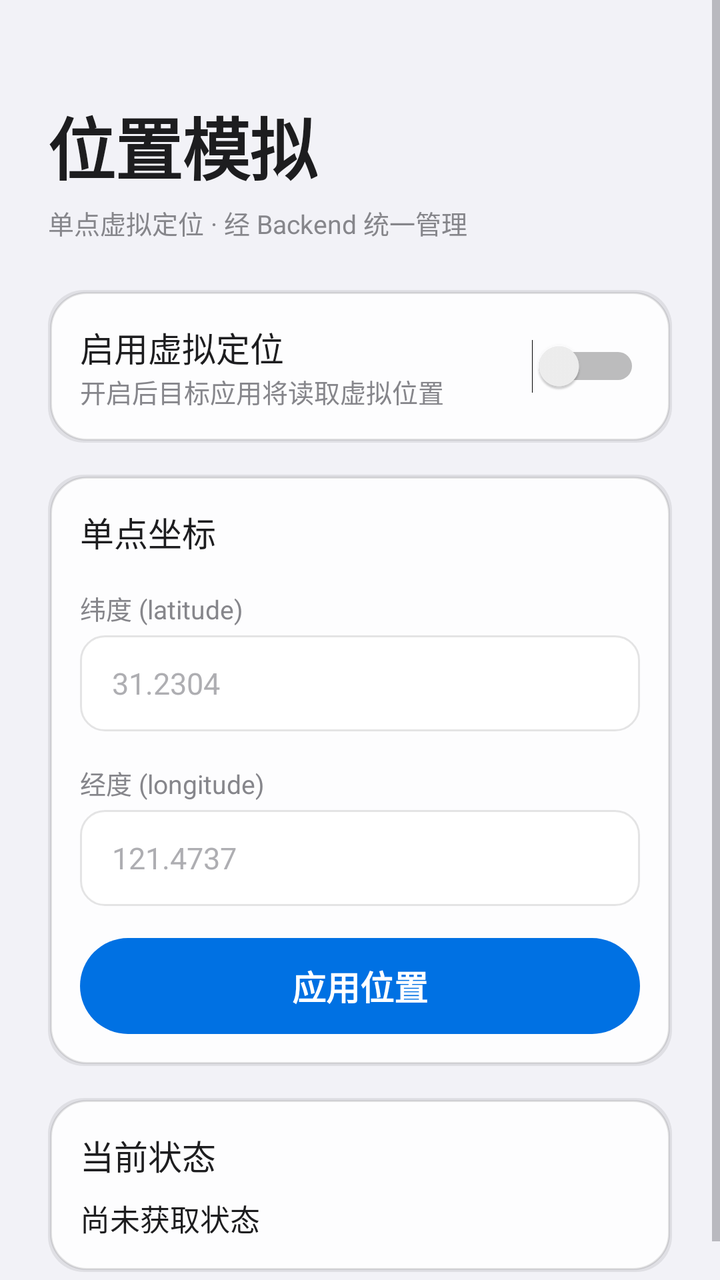
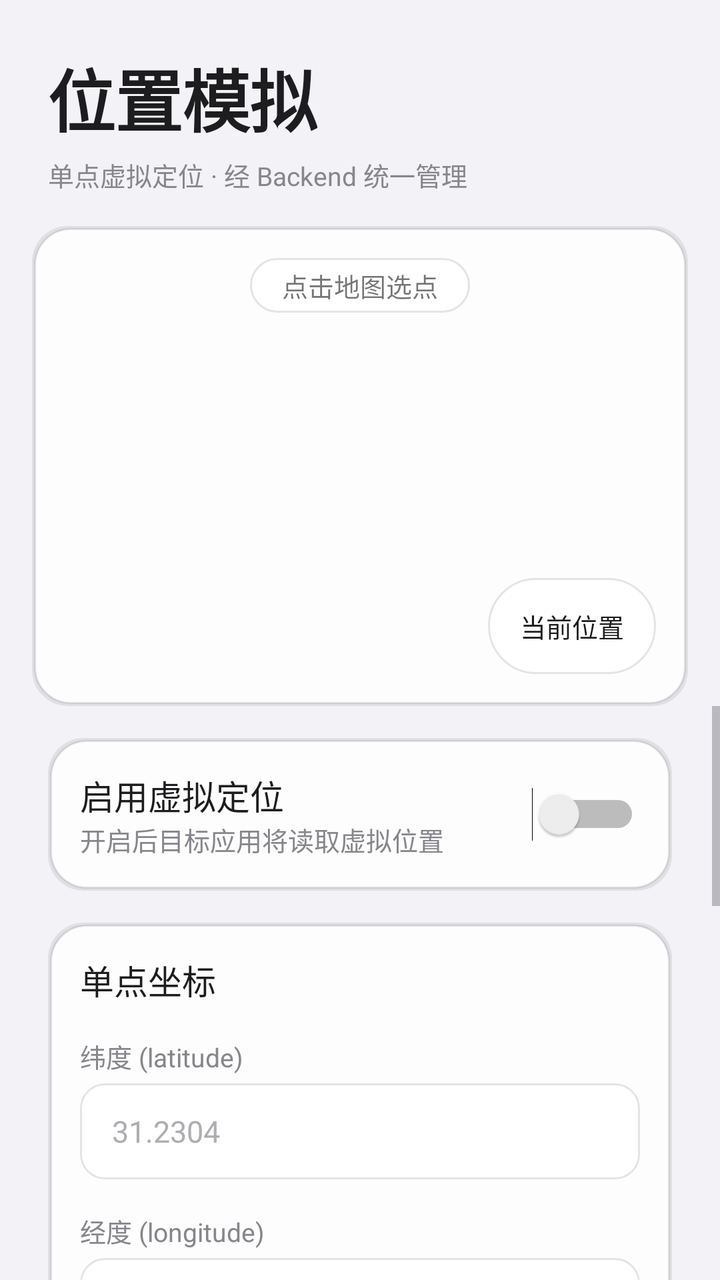

Screens rendered from an Android XML layout before and after an edit, with the pre-edit source and the edit as a unified diff.
<!-- AndroidManifest.xml: application theme Theme.ZVirtualEnv -->
<!-- res/layout/fragment_location.xml -->
<?xml version="1.0" encoding="utf-8"?>
<ScrollView xmlns:android="http://schemas.android.com/apk/res/android"
    android:layout_width="match_parent"
    android:layout_height="match_parent"
    android:overScrollMode="never">

    <LinearLayout
        android:layout_width="match_parent"
        android:layout_height="wrap_content"
        android:orientation="vertical"
        android:paddingStart="@dimen/space_lg"
        android:paddingTop="@dimen/space_xl"
        android:paddingEnd="@dimen/space_lg"
        android:paddingBottom="@dimen/space_lg">

        <TextView
            android:layout_width="wrap_content"
            android:layout_height="wrap_content"
            android:text="@string/location_title"
            style="@style/Text.Hero" />

        <TextView
            android:layout_width="wrap_content"
            android:layout_height="wrap_content"
            android:layout_marginTop="@dimen/space_xs"
            android:text="@string/location_subtitle"
            style="@style/Text.Caption" />

        
        <LinearLayout
            android:layout_width="match_parent"
            android:layout_height="wrap_content"
            android:layout_marginTop="@dimen/space_lg"
            android:background="@drawable/bg_card"
            android:orientation="vertical"
            android:padding="@dimen/space_md">

            <LinearLayout
                android:layout_width="match_parent"
                android:layout_height="wrap_content"
                android:gravity="center_vertical"
                android:orientation="horizontal">

                <LinearLayout
                    android:layout_width="0dp"
                    android:layout_height="wrap_content"
                    android:layout_weight="1"
                    android:orientation="vertical">

                    <TextView
                        android:layout_width="wrap_content"
                        android:layout_height="wrap_content"
                        android:text="@string/location_switch_title"
                        style="@style/Text.Headline" />

                    <TextView
                        android:layout_width="wrap_content"
                        android:layout_height="wrap_content"
                        android:text="@string/location_switch_desc"
                        style="@style/Text.Caption" />
                </LinearLayout>

                <Switch
                    android:id="@+id/enableSwitch"
                    android:layout_width="wrap_content"
                    android:layout_height="wrap_content" />
            </LinearLayout>
        </LinearLayout>

        
        <LinearLayout
            android:layout_width="match_parent"
            android:layout_height="wrap_content"
            android:layout_marginTop="@dimen/space_md"
            android:background="@drawable/bg_card"
            android:orientation="vertical"
            android:padding="@dimen/space_md">

            <TextView
                android:layout_width="wrap_content"
                android:layout_height="wrap_content"
                android:text="@string/location_coord_title"
                style="@style/Text.Headline" />

            <TextView
                android:layout_width="wrap_content"
                android:layout_height="wrap_content"
                android:layout_marginTop="@dimen/space_md"
                android:text="@string/location_latitude"
                style="@style/Text.Caption" />

            <EditText
                android:id="@+id/latitudeInput"
                android:layout_width="match_parent"
                android:layout_height="wrap_content"
                android:layout_marginTop="@dimen/space_xs"
                android:hint="31.2304"
                android:inputType="numberDecimal|numberSigned"
                style="@style/EditText.Field" />

            <TextView
                android:layout_width="wrap_content"
                android:layout_height="wrap_content"
                android:layout_marginTop="@dimen/space_md"
                android:text="@string/location_longitude"
                style="@style/Text.Caption" />

            <EditText
                android:id="@+id/longitudeInput"
                android:layout_width="match_parent"
                android:layout_height="wrap_content"
                android:layout_marginTop="@dimen/space_xs"
                android:hint="121.4737"
                android:inputType="numberDecimal|numberSigned"
                style="@style/EditText.Field" />

            <Button
                android:id="@+id/applyButton"
                android:layout_width="match_parent"
                android:layout_height="wrap_content"
                android:layout_marginTop="@dimen/space_md"
                android:text="@string/location_apply"
                style="@style/Button.Pill" />
        </LinearLayout>

        
        <LinearLayout
            android:layout_width="match_parent"
            android:layout_height="wrap_content"
            android:layout_marginTop="@dimen/space_md"
            android:background="@drawable/bg_card"
            android:orientation="vertical"
            android:padding="@dimen/space_md">

            <TextView
                android:layout_width="wrap_content"
                android:layout_height="wrap_content"
                android:text="@string/location_status_title"
                style="@style/Text.Headline" />

            <TextView
                android:id="@+id/statusText"
                android:layout_width="match_parent"
                android:layout_height="wrap_content"
                android:layout_marginTop="@dimen/space_sm"
                android:text="@string/location_status_empty"
                style="@style/Text.Body" />
        </LinearLayout>
    </LinearLayout>
</ScrollView>
<!-- resources referenced by this layout -->
<resources>
  <dimen name="space_lg">24dp</dimen>
  <dimen name="space_md">16dp</dimen>
  <dimen name="space_sm">8dp</dimen>
  <dimen name="space_xl">48dp</dimen>
  <dimen name="space_xs">4dp</dimen>
  <string name="location_apply">应用位置</string>
  <string name="location_coord_title">单点坐标</string>
  <string name="location_latitude">纬度 (latitude)</string>
  <string name="location_longitude">经度 (longitude)</string>
  <string name="location_status_empty">尚未获取状态</string>
  <string name="location_status_title">当前状态</string>
  <string name="location_subtitle">单点虚拟定位 · 经 Backend 统一管理</string>
  <string name="location_switch_desc">开启后目标应用将读取虚拟位置</string>
  <string name="location_switch_title">启用虚拟定位</string>
  <string name="location_title">位置模拟</string>
  <style name="Text.Body" parent="android:TextAppearance.Material">
          <item name="android:textSize">@dimen/text_body</item>
          <item name="android:textColor">@color/text_primary</item>
      </style>
  <style name="Text.Caption" parent="android:TextAppearance.Material">
          <item name="android:textSize">@dimen/text_caption</item>
          <item name="android:textColor">@color/text_secondary</item>
      </style>
  <dimen name="radius_card">18dp</dimen>
  <color name="glass_shadow">#14000000</color>
  <color name="card_fill">#F2FFFFFF</color>
  <color name="card_border">#1A000000</color>
  <dimen name="touch_min">48dp</dimen>
  <color name="bg_secondary">#FFFFFF</color>
  <dimen name="text_headline">17sp</dimen>
  <dimen name="text_body">15sp</dimen>
  <color name="text_primary">#1D1D1F</color>
  <color name="text_tertiary">#AEAEB2</color>
  <dimen name="text_caption">13sp</dimen>
  <color name="text_secondary">#86868B</color>
  <dimen name="text_hero">34sp</dimen>
  <color name="bg_primary">#F2F2F7</color>
  <color name="accent">#0071E3</color>
  <dimen name="radius_pill">980dp</dimen>
  <color name="accent_press">#0A5DC2</color>
  <dimen name="radius_control">12dp</dimen>
  <!-- unchanged entries left out for length: 8 -->
</resources>

<!-- the commit's change to res/layout/fragment_location.xml (unified diff, before → after) -->
@@ -1,17 +1,16 @@
 <?xml version="1.0" encoding="utf-8"?>
-<ScrollView xmlns:android="http://schemas.android.com/apk/res/android"
+<LinearLayout xmlns:android="http://schemas.android.com/apk/res/android"
     android:layout_width="match_parent"
     android:layout_height="match_parent"
-    android:overScrollMode="never">
+    android:orientation="vertical">
 
     <LinearLayout
         android:layout_width="match_parent"
         android:layout_height="wrap_content"
         android:orientation="vertical"
         android:paddingStart="@dimen/space_lg"
-        android:paddingTop="@dimen/space_xl"
-        android:paddingEnd="@dimen/space_lg"
-        android:paddingBottom="@dimen/space_lg">
+        android:paddingTop="@dimen/space_lg"
+        android:paddingEnd="@dimen/space_lg">
 
         <TextView
             android:layout_width="wrap_content"
@@ -25,126 +24,267 @@
             android:layout_marginTop="@dimen/space_xs"
             android:text="@string/location_subtitle"
             style="@style/Text.Caption" />
+    </LinearLayout>
+
+    
+    <FrameLayout
+        android:layout_width="match_parent"
+        android:layout_height="240dp"
+        android:layout_marginStart="@dimen/space_md"
+        android:layout_marginTop="@dimen/space_md"
+        android:layout_marginEnd="@dimen/space_md"
+        android:background="@drawable/bg_card">
+
+        <FrameLayout
+            android:id="@+id/mapContainer"
+            android:layout_width="match_parent"
+            android:layout_height="match_parent" />
 
         
         <LinearLayout
+            android:id="@+id/privacyPrompt"
             android:layout_width="match_parent"
-            android:layout_height="wrap_content"
-            android:layout_marginTop="@dimen/space_lg"
-            android:background="@drawable/bg_card"
+            android:layout_height="match_parent"
+            android:background="@color/bg_secondary"
+            android:gravity="center"
             android:orientation="vertical"
-            android:padding="@dimen/space_md">
-
-            <LinearLayout
-                android:layout_width="match_parent"
-                android:layout_height="wrap_content"
-                android:gravity="center_vertical"
-                android:orientation="horizontal">
-
-                <LinearLayout
-                    android:layout_width="0dp"
-                    android:layout_height="wrap_content"
-                    android:layout_weight="1"
-                    android:orientation="vertical">
-
-                    <TextView
-                        android:layout_width="wrap_content"
-                        android:layout_height="wrap_content"
-                        android:text="@string/location_switch_title"
-                        style="@style/Text.Headline" />
-
-                    <TextView
-                        android:layout_width="wrap_content"
-                        android:layout_height="wrap_content"
-                        android:text="@string/location_switch_desc"
-                        style="@style/Text.Caption" />
-                </LinearLayout>
-
-                <Switch
-                    android:id="@+id/enableSwitch"
-                    android:layout_width="wrap_content"
-                    android:layout_height="wrap_content" />
-            </LinearLayout>
+            android:padding="@dimen/space_lg"
+            android:visibility="gone">
+
+            <TextView
+                android:layout_width="wrap_content"
+                android:layout_height="wrap_content"
+                android:gravity="center"
+                android:text="@string/route_privacy_prompt"
+                android:textColor="@color/text_secondary"
+                android:textSize="@dimen/text_body" />
         </LinearLayout>
 
         
+        <TextView
+            android:id="@+id/mapHint"
+            android:layout_width="wrap_content"
+            android:layout_height="wrap_content"
+            android:layout_gravity="top|center_horizontal"
+            android:layout_marginTop="@dimen/space_md"
+            android:background="@drawable/bg_pill_secondary"
+            android:paddingStart="@dimen/space_md"
+            android:paddingTop="@dimen/space_xs"
+            android:paddingEnd="@dimen/space_md"
+            android:paddingBottom="@dimen/space_xs"
+            android:text="@string/location_map_hint"
+            android:textSize="@dimen/text_caption" />
+
+        
+        <Button
+            android:id="@+id/locateButton"
+            android:layout_width="wrap_content"
+            android:layout_height="wrap_content"
+            android:layout_gravity="bottom|end"
+            android:layout_margin="@dimen/space_md"
+            android:background="@drawable/bg_pill_secondary"
+            android:minWidth="0dp"
+            android:paddingStart="@dimen/space_md"
+            android:paddingEnd="@dimen/space_md"
+            android:text="@string/route_locate"
+            android:textSize="@dimen/text_caption" />
+    </FrameLayout>
+
+    <ScrollView
+        android:layout_width="match_parent"
+        android:layout_height="0dp"
+        android:layout_weight="1"
+        android:overScrollMode="never">
+
         <LinearLayout
             android:layout_width="match_parent"
             android:layout_height="wrap_content"
-            android:layout_marginTop="@dimen/space_md"
-            android:background="@drawable/bg_card"
             android:orientation="vertical"
-            android:padding="@dimen/space_md">
-
-            <TextView
-                android:layout_width="wrap_content"
-                android:layout_height="wrap_content"
-                android:text="@string/location_coord_title"
-                style="@style/Text.Headline" />
-
-            <TextView
-                android:layout_width="wrap_content"
+            android:paddingStart="@dimen/space_lg"
+            android:paddingTop="@dimen/space_md"
+            android:paddingEnd="@dimen/space_lg"
+            android:paddingBottom="@dimen/space_lg">
+
+            
+            <LinearLayout
+                android:layout_width="match_parent"
+                android:layout_height="wrap_content"
+                android:background="@drawable/bg_card"
+                android:orientation="vertical"
+                android:padding="@dimen/space_md">
+
+                <LinearLayout
+                    android:layout_width="match_parent"
+                    android:layout_height="wrap_content"
+                    android:gravity="center_vertical"
+                    android:orientation="horizontal">
+
+                    <LinearLayout
+                        android:layout_width="0dp"
+                        android:layout_height="wrap_content"
+                        android:layout_weight="1"
+                        android:orientation="vertical">
+
+                        <TextView
+                            android:layout_width="wrap_content"
+                            android:layout_height="wrap_content"
+                            android:text="@string/location_switch_title"
+                            style="@style/Text.Headline" />
+
+                        <TextView
+                            android:layout_width="wrap_content"
+                            android:layout_height="wrap_content"
+                            android:text="@string/location_switch_desc"
+                            style="@style/Text.Caption" />
+                    </LinearLayout>
+
+                    <Switch
+                        android:id="@+id/enableSwitch"
+                        android:layout_width="wrap_content"
+                        android:layout_height="wrap_content" />
+                </LinearLayout>
+            </LinearLayout>
+
+            
+            <LinearLayout
+                android:layout_width="match_parent"
                 android:layout_height="wrap_content"
                 android:layout_marginTop="@dimen/space_md"
-                android:text="@string/location_latitude"
-                style="@style/Text.Caption" />
-
-            <EditText
-                android:id="@+id/latitudeInput"
-                android:layout_width="match_parent"
-                android:layout_height="wrap_content"
-                android:layout_marginTop="@dimen/space_xs"
-                android:hint="31.2304"
-                android:inputType="numberDecimal|numberSigned"
-                style="@style/EditText.Field" />
-
-            <TextView
-                android:layout_width="wrap_content"
+                android:background="@drawable/bg_card"
+                android:orientation="vertical"
+                android:padding="@dimen/space_md">
+
+                <TextView
+                    android:layout_width="wrap_content"
+                    android:layout_height="wrap_content"
+                    android:text="@string/location_coord_title"
+                    style="@style/Text.Headline" />
+
+                <TextView
+                    android:layout_width="wrap_content"
+                    android:layout_height="wrap_content"
+                    android:layout_marginTop="@dimen/space_md"
+                    android:text="@string/location_latitude"
+                    style="@style/Text.Caption" />
+
+                <EditText
+                    android:id="@+id/latitudeInput"
+                    android:layout_width="match_parent"
+                    android:layout_height="wrap_content"
+                    android:layout_marginTop="@dimen/space_xs"
+                    android:hint="31.2304"
+                    android:inputType="numberDecimal|numberSigned"
+                    style="@style/EditText.Field" />
+
+                <TextView
+                    android:layout_width="wrap_content"
+                    android:layout_height="wrap_content"
+                    android:layout_marginTop="@dimen/space_md"
+                    android:text="@string/location_longitude"
+                    style="@style/Text.Caption" />
+
+                <EditText
+                    android:id="@+id/longitudeInput"
+                    android:layout_width="match_parent"
+                    android:layout_height="wrap_content"
+                    android:layout_marginTop="@dimen/space_xs"
+                    android:hint="121.4737"
+                    android:inputType="numberDecimal|numberSigned"
+                    style="@style/EditText.Field" />
+
+                <Button
+                    android:id="@+id/applyButton"
+                    android:layout_width="match_parent"
+                    android:layout_height="wrap_content"
+                    android:layout_marginTop="@dimen/space_md"
+                    android:text="@string/location_apply"
+                    style="@style/Button.Pill" />
+
+                <View
+                    android:layout_width="match_parent"
+                    android:layout_height="1dp"
+                    android:layout_marginTop="@dimen/space_md"
+                    android:layout_marginBottom="@dimen/space_md"
+                    android:background="@color/separator" />
+
+                <EditText
+                    android:id="@+id/pointNameInput"
+                    android:layout_width="match_parent"
+                    android:layout_height="wrap_content"
+                    android:hint="@string/location_point_name_hint"
+                    style="@style/EditText.Field" />
+
+                <EditText
+                    android:id="@+id/pointRemarkInput"
+                    android:layout_width="match_parent"
+                    android:layout_height="wrap_content"
+                    android:layout_marginTop="@dimen/space_sm"
+                    android:hint="@string/location_point_remark_hint"
+                    style="@style/EditText.Field" />
+
+                <Button
+                    android:id="@+id/savePointButton"
+                    android:layout_width="match_parent"
+                    android:layout_height="wrap_content"
+                    android:layout_marginTop="@dimen/space_sm"
+                    android:text="@string/location_point_save"
+                    style="@style/Button.Pill.Secondary" />
+            </LinearLayout>
+
+            
+            <LinearLayout
+                android:layout_width="match_parent"
                 android:layout_height="wrap_content"
                 android:layout_marginTop="@dimen/space_md"
-                android:text="@string/location_longitude"
-                style="@style/Text.Caption" />
-
-            <EditText
-                android:id="@+id/longitudeInput"
-                android:layout_width="match_parent"
-                android:layout_height="wrap_content"
-                android:layout_marginTop="@dimen/space_xs"
-                android:hint="121.4737"
-                android:inputType="numberDecimal|numberSigned"
-                style="@style/EditText.Field" />
-
-            <Button
-                android:id="@+id/applyButton"
+                android:background="@drawable/bg_card"
+                android:orientation="vertical"
+                android:padding="@dimen/space_md">
+
+                <TextView
+                    android:layout_width="wrap_content"
+                    android:layout_height="wrap_content"
+                    android:text="@string/location_saved_title"
+                    style="@style/Text.Headline" />
+
+                <TextView
+                    android:id="@+id/savedPointsEmpty"
+                    android:layout_width="match_parent"
+                    android:layout_height="wrap_content"
+                    android:layout_marginTop="@dimen/space_sm"
+                    android:text="@string/location_saved_empty"
+                    android:textColor="@color/text_secondary"
+                    style="@style/Text.Caption" />
+
+                <LinearLayout
+                    android:id="@+id/savedPointList"
+                    android:layout_width="match_parent"
+                    android:layout_height="wrap_content"
+                    android:orientation="vertical" />
+            </LinearLayout>
+
+            
+            <LinearLayout
                 android:layout_width="match_parent"
                 android:layout_height="wrap_content"
                 android:layout_marginTop="@dimen/space_md"
-                android:text="@string/location_apply"
-                style="@style/Button.Pill" />
+                android:background="@drawable/bg_card"
+                android:orientation="vertical"
+                android:padding="@dimen/space_md">
+
+                <TextView
+                    android:layout_width="wrap_content"
+                    android:layout_height="wrap_content"
+                    android:text="@string/location_status_title"
+                    style="@style/Text.Headline" />
+
+                <TextView
+                    android:id="@+id/statusText"
+                    android:layout_width="match_parent"
+                    android:layout_height="wrap_content"
+                    android:layout_marginTop="@dimen/space_sm"
+                    android:text="@string/location_status_empty"
+                    style="@style/Text.Body" />
+            </LinearLayout>
         </LinearLayout>
-
-        
-        <LinearLayout
-            android:layout_width="match_parent"
-            android:layout_height="wrap_content"
-            android:layout_marginTop="@dimen/space_md"
-            android:background="@drawable/bg_card"
-            android:orientation="vertical"
-            android:padding="@dimen/space_md">
-
-            <TextView
-                android:layout_width="wrap_content"
-                android:layout_height="wrap_content"
-                android:text="@string/location_status_title"
-                style="@style/Text.Headline" />
-
-            <TextView
-                android:id="@+id/statusText"
-                android:layout_width="match_parent"
-                android:layout_height="wrap_content"
-                android:layout_marginTop="@dimen/space_sm"
-                android:text="@string/location_status_empty"
-                style="@style/Text.Body" />
-        </LinearLayout>
-    </LinearLayout>
-</ScrollView>
+    </ScrollView>
+</LinearLayout>
<!-- resource entries referenced after the edit -->
@@ -3,18 +3,35 @@
   <dimen name="space_lg">24dp</dimen>
   <dimen name="space_md">16dp</dimen>
   <dimen name="space_sm">8dp</dimen>
-  <dimen name="space_xl">48dp</dimen>
   <dimen name="space_xs">4dp</dimen>
   <string name="location_apply">应用位置</string>
   <string name="location_coord_title">单点坐标</string>
   <string name="location_latitude">纬度 (latitude)</string>
   <string name="location_longitude">经度 (longitude)</string>
+  <string name="location_map_hint">点击地图选点</string>
+  <string name="location_point_name_hint">地点名称，如：公司</string>
+  <string name="location_point_remark_hint">备注（可选），如：工位 3 楼</string>
+  <string name="location_point_save">保存此点</string>
+  <string name="location_saved_empty">暂无已保存地点</string>
+  <string name="location_saved_title">已保存地点</string>
   <string name="location_status_empty">尚未获取状态</string>
   <string name="location_status_title">当前状态</string>
   <string name="location_subtitle">单点虚拟定位 · 经 Backend 统一管理</string>
   <string name="location_switch_desc">开启后目标应用将读取虚拟位置</string>
   <string name="location_switch_title">启用虚拟定位</string>
   <string name="location_title">位置模拟</string>
+  <string name="route_locate">当前位置</string>
+  <string name="route_privacy_prompt">地图功能需要先阅读并同意高德隐私政策\n请前往「设置」页勾选同意后返回</string>
+  <style name="Button.Pill.Secondary" parent="">
+          <item name="android:background">@drawable/bg_pill_secondary</item>
+          <item name="android:minHeight">@dimen/touch_min</item>
+          <item name="android:textColor">@color/accent</item>
+          <item name="android:textSize">@dimen/text_headline</item>
+          <item name="android:textStyle">bold</item>
+          <item name="android:stateListAnimator">@null</item>
+          <item name="android:paddingStart">@dimen/space_lg</item>
+          <item name="android:paddingEnd">@dimen/space_lg</item>
+      </style>
   <style name="Text.Body" parent="android:TextAppearance.Material">
           <item name="android:textSize">@dimen/text_body</item>
           <item name="android:textColor">@color/text_primary</item>
@@ -29,16 +46,40 @@
   <color name="card_border">#1A000000</color>
   <dimen name="touch_min">48dp</dimen>
   <color name="bg_secondary">#FFFFFF</color>
+  <color name="separator">#1C000000</color>
   <dimen name="text_headline">17sp</dimen>
   <dimen name="text_body">15sp</dimen>
   <color name="text_primary">#1D1D1F</color>
   <color name="text_tertiary">#AEAEB2</color>
   <dimen name="text_caption">13sp</dimen>
+  <!-- drawable bg_pill_secondary (drawable) -->
+  <?xml version="1.0" encoding="utf-8"?>
+  <selector xmlns:android="http://schemas.android.com/apk/res/android">
+      <item android:state_pressed="true">
+          <shape android:shape="rectangle">
+              <corners android:radius="@dimen/radius_pill" />
+              <solid android:color="@color/bg_tertiary" />
+              <stroke
+                  android:width="1dp"
+                  android:color="@color/card_border" />
+          </shape>
+      </item>
+      <item>
+          <shape android:shape="rectangle">
+              <corners android:radius="@dimen/radius_pill" />
+              <solid android:color="@color/card_fill" />
+              <stroke
+                  android:width="1dp"
+                  android:color="@color/card_border" />
+          </shape>
+      </item>
+  </selector>
   <color name="text_secondary">#86868B</color>
   <dimen name="text_hero">34sp</dimen>
   <color name="bg_primary">#F2F2F7</color>
   <color name="accent">#0071E3</color>
   <dimen name="radius_pill">980dp</dimen>
+  <color name="bg_tertiary">#E5E5EA</color>
   <color name="accent_press">#0A5DC2</color>
   <dimen name="radius_control">12dp</dimen>
   <!-- unchanged entries left out for length: 8 -->
